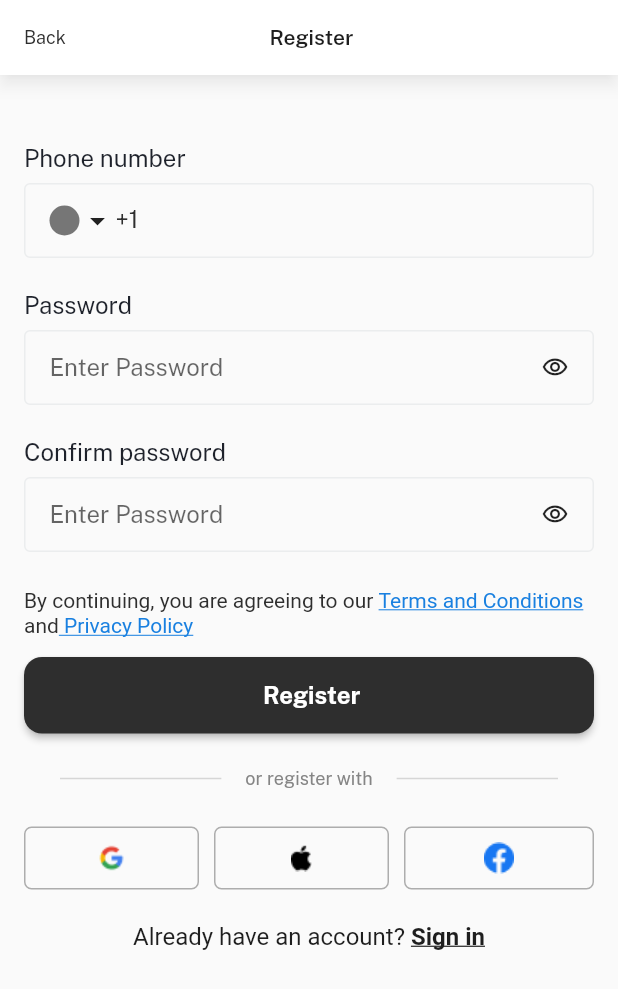
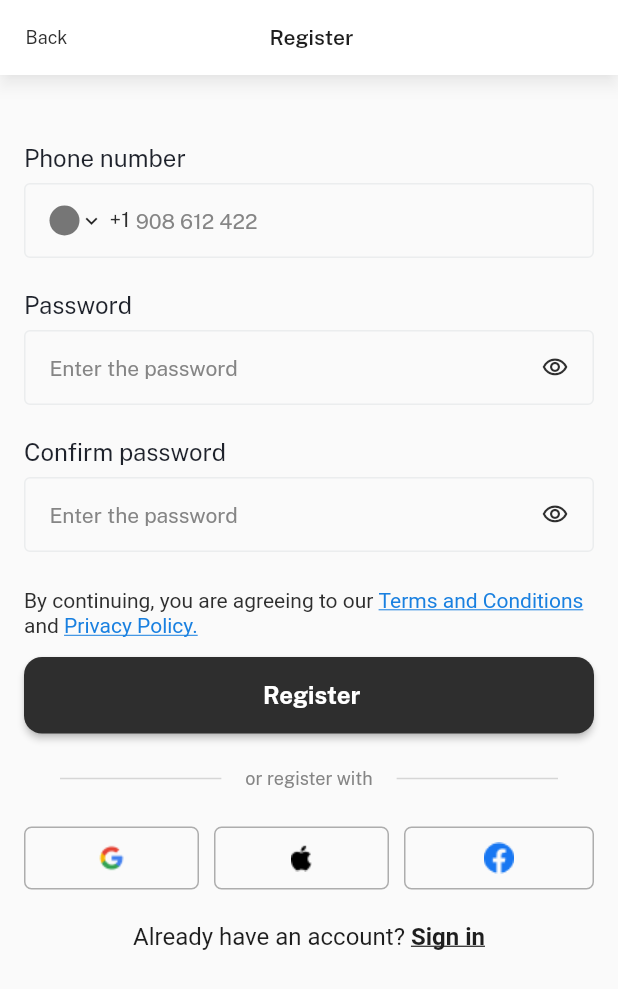
Before and after one commit to Saroja-T/saxnpark-app, a Flutter app: the Register screen opened directly, on a phone screen of 412 x 824 dp. Shown: the top 989 px of the screen. Run offline on Flutter 3.47's test engine with Material 2 defaults, Android fonts, the phone set to English and light mode, and no system bars; our stand-ins replace bloc, equatable, firebase_core, firebase_messaging, flutter_bloc, fluttertoast and 4 more; missing offline and left inert: clipboard, google_maps_flutter_android, google_maps_flutter_platform_interface, omni_datetime_picker; accounts and stored records are empty; project files that could hold a hidden picture were left out.

Commit message:
register routes fixed

```diff
--- a/lib/commons/custom_app_bar.dart
+++ b/lib/commons/custom_app_bar.dart
@@ -4,6 +4,7 @@ import 'package:saxnpark_app/bloc/landing/landing_bloc.dart';
 import 'package:saxnpark_app/utils/styles.dart';
 
 import '../utils/colors.dart';
+import '../utils/strings.dart';
 
 class CustomAppBar extends StatelessWidget implements PreferredSizeWidget {
   final String title;
@@ -50,15 +51,18 @@ class CustomAppBarWithBackAndSkip extends StatelessWidget implements PreferredSi
         shadowColor: AppColors.toolbarShadow,
         leading: Align(
           alignment: Alignment.centerLeft,
-          child: InkWell(
-            onTap: () {
+          child: Padding(
+            padding: const EdgeInsets.fromLTRB(6,0,0,0),
+            child: TextButton(
+              onPressed: (){
+                if(title == Strings.signin){
+                  Navigator.pop(context);
+                }else{
                   context.read<LandingBloc>().add(TabChangeEvent(
                         tabIndex: tabIndex ?? 0, tabLabel: redirectionKey ?? ""));
+                }
               },
-            child: Padding(
-              padding: const EdgeInsets.fromLTRB(16,0,0,0),
-              child: Text(backText,style: customTextStyle(12, FontWeight.w400, AppColors.black5, 1),),
-            ),
+              child: Text(backText,style: customTextStyle(12, FontWeight.w400, AppColors.black5, 0),)),
           )),
           title: Text(
           title,
@@ -92,15 +96,18 @@ class CustomAppBarWithBack extends StatelessWidget implements PreferredSizeWidge
         shadowColor: AppColors.toolbarShadow,
         leading: Align(
           alignment: Alignment.centerLeft,
-          child: InkWell(
-            onTap: () {
+          child: Padding(
+            padding: const EdgeInsets.fromLTRB(6,0,0,0),
+            child: TextButton(
+              onPressed: (){
+                if(Strings.register==title){
+                  Navigator.pop(context);
+                }else{
                   context.read<LandingBloc>().add(TabChangeEvent(
                         tabIndex: tabIndex ?? 0, tabLabel: redirectionKey ?? ""));
+                }
               },
-            child: Padding(
-              padding: const EdgeInsets.fromLTRB(16,0,0,0),
-              child: Text(backText,style: customTextStyle(12, FontWeight.w400, AppColors.black5, 1),),
-            ),
+              child: Text(backText,style: customTextStyle(12, FontWeight.w400, AppColors.black5, 1),)),
           )),
         title: Text(
           title,
--- a/lib/main.dart
+++ b/lib/main.dart
@@ -14,6 +14,7 @@ import 'package:saxnpark_app/utils/colors.dart';
 import 'package:saxnpark_app/utils/router.dart';
 
 import 'pages/authentication/country_list.dart';
+import 'pages/authentication/register_home.dart';
 import 'utils/strings.dart';
 
 Future<void> main() async
@@ -83,7 +84,7 @@ class MyApp extends StatelessWidget {
         ),
         initialRoute: '/',
         onGenerateRoute: RoutesGenerator.generateRoute,
-        home: const LandingPage(),
+        home: const RegisterHome(),
       ),
     );
   }
--- a/lib/pages/Authentication/register.dart
+++ b/lib/pages/Authentication/register.dart
@@ -1,10 +1,10 @@
 import 'package:flutter/gestures.dart';
 import 'package:flutter/material.dart';
 import 'package:flutter_bloc/flutter_bloc.dart';
-import 'package:saxnpark_app/utils/colors.dart';
 
 import '../../bloc/landing/landing_bloc.dart';
 import '../../commons/custom_app_bar.dart';
+import '../../utils/colors.dart';
 import '../../utils/constants.dart';
 import '../../utils/strings.dart';
 import '../../utils/styles.dart';
@@ -71,28 +71,33 @@ class _RegisterState extends State<Register> {
                         child: Row(
                           children: [
                             GestureDetector(
-                              onTap: () {},
+                              onTap: () {
+                                Navigator.pushNamed(context, '/countrylist');
+                              },
                               child: Row(
                                 children: [
                                   CircleAvatar(
                                     backgroundColor: AppColors.gray1,
                                     radius: 10,
                                   ),
-                                  const Icon(Icons.arrow_drop_down_outlined)
+                                  Icon(Icons.keyboard_arrow_down_outlined,size: 16,color:AppColors.black6)
                                 ],
                               ),
                             ),
+                            const SizedBox(width: 4,),
                             Text(
                               "+1",
                               style: customTextStyle(
-                                  16, FontWeight.w400, AppColors.black5, 1),
+                                  14, FontWeight.w400, AppColors.black5, 1),
                             ),
                             const SizedBox(width: 4),
                             Expanded(
                               child: TextField(
                                 controller: _phoneController,
-                                decoration: const InputDecoration(
+                                decoration: InputDecoration(
                                   border: InputBorder.none,
+                                  hintText: '908 612 422',
+                                  hintStyle: TextStyle(fontSize: 14,color: AppColors.grey10)
                                 ),
                                 onEditingComplete: () {
                                   setState(() {
@@ -140,9 +145,10 @@ class _RegisterState extends State<Register> {
                         Expanded(
                           child: TextField(
                             controller: _passwordController,
-                            decoration: const InputDecoration(
+                            decoration: InputDecoration(
                               border: InputBorder.none,
-                              hintText: 'Enter Password',
+                              hintText: Strings.enterPassword,
+                              hintStyle: TextStyle(fontSize: 14,color: AppColors.grey10)
                             ),
                             obscureText: !_showPassword,
                             onEditingComplete: () {
@@ -165,7 +171,7 @@ class _RegisterState extends State<Register> {
                             },
                             child: Icon(_showPassword
                                 ? Icons.visibility_off_outlined
-                                : Icons.visibility_outlined,size: 18,))
+                                : Icons.visibility_outlined,size: 18, color: AppColors.black5,))
                       ],
                     ),
                   ),
@@ -204,9 +210,10 @@ class _RegisterState extends State<Register> {
                         Expanded(
                           child: TextField(
                             controller: _confirmPasswordController,
-                            decoration: const InputDecoration(
+                            decoration: InputDecoration(
                                 border: InputBorder.none,
-                                hintText: 'Enter Password'),
+                                hintText: Strings.enterPassword,
+                                 hintStyle: TextStyle(fontSize: 14,color: AppColors.grey10)),
                             obscureText: !_showConfirmPassword,
                             onEditingComplete: () {
                               setState(() {
@@ -228,7 +235,7 @@ class _RegisterState extends State<Register> {
                             },
                             child: Icon(_showConfirmPassword
                                 ? Icons.visibility_off_outlined
-                                : Icons.visibility_outlined,size: 18,))
+                                : Icons.visibility_outlined,size: 18,color: AppColors.black5,))
                       ],
                     ),
                   ),
@@ -342,7 +349,9 @@ class _RegisterState extends State<Register> {
                         text: Strings.signin,
                         style: customTextStyleWithUnderline(
                             16, FontWeight.w700, AppColors.black6, 1),
-                        recognizer: TapGestureRecognizer()..onTap = () {}),
+                        recognizer: TapGestureRecognizer()..onTap = () {
+                          Navigator.pushReplacementNamed(context, '/login');
+                        }),
                   ],
                 ),
               ),
@@ -364,14 +373,14 @@ class _RegisterState extends State<Register> {
       text: TextSpan(
         style: defaultStyle,
         children: <TextSpan>[
-          const TextSpan(text: 'By continuing, you are agreeing to our '),
+          TextSpan(text: Strings.termsAndConditionText),
           TextSpan(
-              text: 'Terms and Conditions',
+              text: Strings.termsAndConditions,
               style: linkStyle,
               recognizer: TapGestureRecognizer()..onTap = () {}),
-          const TextSpan(text: ' and'),
+          TextSpan(text: Strings.and),
           TextSpan(
-              text: ' Privacy Policy',
+              text: Strings.privacyPolicy,
               style: linkStyle,
               recognizer: TapGestureRecognizer()..onTap = () {}),
         ],
--- a/lib/pages/authentication/country_list.dart
+++ b/lib/pages/authentication/country_list.dart
@@ -77,7 +77,7 @@ class _CountryListState extends State<CountryList> {
                                                     fontWeight:
                                                         FontWeight.w400)),
                                             onPressed: () {
-
+                                              Navigator.pop(context);
                                             })),
                                     Align(
                                       alignment: Alignment.center,
@@ -129,7 +129,7 @@ class _CountryListState extends State<CountryList> {
                                   },
                                 ),
                               ),
-                              SizedBox(height: 15,),
+                              const SizedBox(height: 15,),
                               Flexible(
                                 fit: FlexFit.loose,
                                 child: Padding(
--- a/lib/utils/colors.dart
+++ b/lib/utils/colors.dart
@@ -29,10 +29,11 @@ class AppColors{
   static Color grey3 = convertToHex("#EBEDEE");
   static Color grey4 = convertToHex("#F1F1F1");
   static Color grey5 = convertToHex("#e6e6e6");
-  static Color  grey6 = convertToHex("#6b6b6b");
-  static Color  grey7 = convertToHex("#858585");
-  static Color  grey8 = convertToHex("#adadad");
-  static Color  grey9 = convertToHex("#d6d6d6");
+  static Color grey6 = convertToHex("#6b6b6b");
+  static Color grey7 = convertToHex("#858585");
+  static Color grey8 = convertToHex("#adadad");
+  static Color grey9 = convertToHex("#d6d6d6");
+  static Color grey10 = convertToHex("#858585");
 
 
 
--- a/lib/utils/strings.dart
+++ b/lib/utils/strings.dart
@@ -33,6 +33,11 @@ static String appName = "SaxnPark";
   static String forgotPassword = "Forgot password?";
   static String registerWith = "or register with";
   static String loginWith = "or continue with";
+  static String enterPassword = "Enter the password";
+  static String termsAndConditionText = "By continuing, you are agreeing to our ";
+  static String termsAndConditions = "Terms and Conditions";
+  static String and = " and ";
+  static String privacyPolicy = "Privacy Policy.";
 
 
 
```
Also changed, not shown: lib/pages/Authentication/login.dart (+29 -18 lines), lib/pages/Authentication/register_home.dart (+25 -25 lines), lib/pages/landing_page.dart (+4 -4 lines), lib/pages/locations/my_locations.dart (+5 -5 lines), lib/utils/router.dart (+15 -2 lines). Lines whose indentation alone changed are shown as unchanged.
